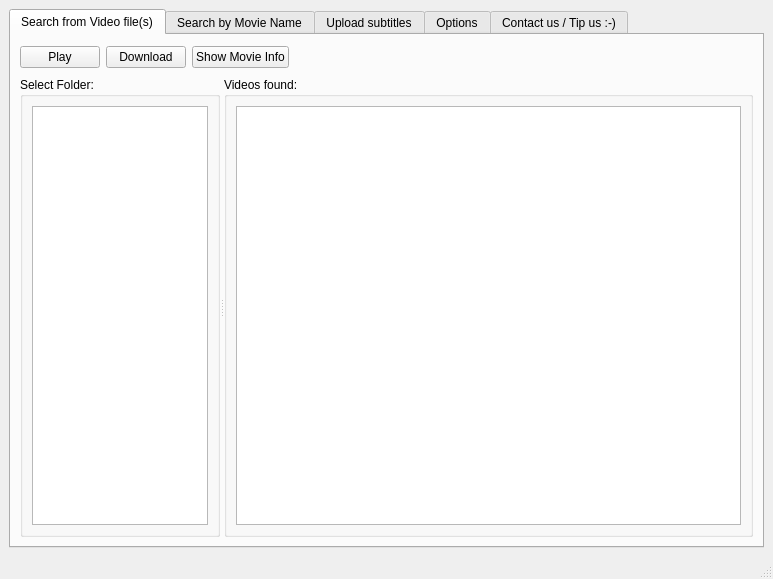
Above: gui/main.ui from mamboitaliano21/subdownloader before the change. Below: the same form after it.
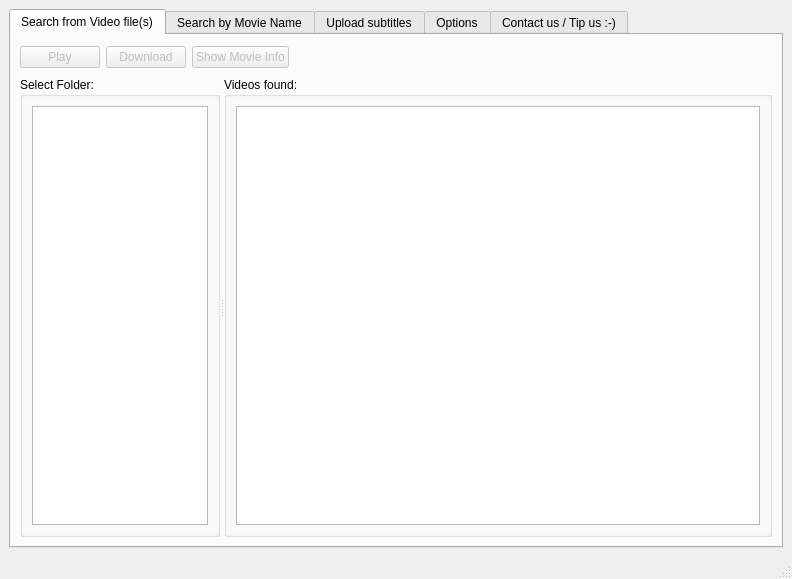
That is the form after the change. Icons and pictures are not drawn. Custom widgets are drawn as their Qt base class.

Patch:
```diff
--- a/gui/main.ui
+++ b/gui/main.ui
@@ -5,7 +5,7 @@
    <rect>
     <x>0</x>
     <y>0</y>
-    <width>773</width>
+    <width>792</width>
     <height>579</height>
    </rect>
   </property>
@@ -31,6 +31,9 @@
          <layout class="QHBoxLayout" >
           <item>
            <widget class="QPushButton" name="buttonPlay" >
+            <property name="enabled" >
+             <bool>false</bool>
+            </property>
             <property name="sizePolicy" >
              <sizepolicy vsizetype="Fixed" hsizetype="Fixed" >
               <horstretch>0</horstretch>
@@ -44,6 +47,9 @@
           </item>
           <item>
            <widget class="QPushButton" name="buttonDownload" >
+            <property name="enabled" >
+             <bool>false</bool>
+            </property>
             <property name="sizePolicy" >
              <sizepolicy vsizetype="Fixed" hsizetype="Fixed" >
               <horstretch>0</horstretch>
@@ -60,6 +66,9 @@
           </item>
           <item>
            <widget class="QPushButton" name="buttonIMDB" >
+            <property name="enabled" >
+             <bool>false</bool>
+            </property>
             <property name="sizePolicy" >
              <sizepolicy vsizetype="Fixed" hsizetype="Fixed" >
               <horstretch>0</horstretch>
```
Left out of the diff: 6 changed lines with no effect on the pictures.
